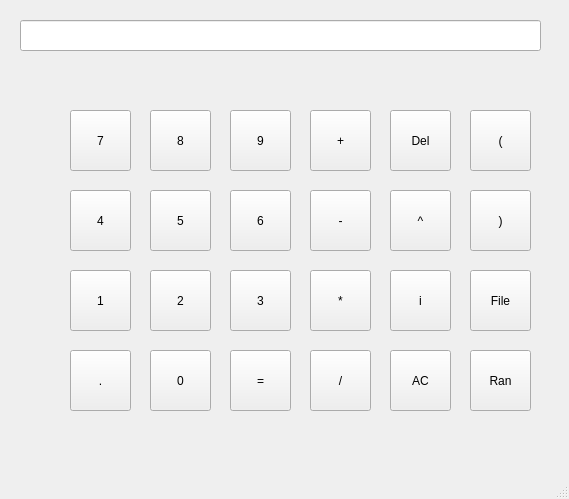
The window that caculator.ui (Ch4osMy7h/Calculator) describes before a commit, drawn with Qt 5.
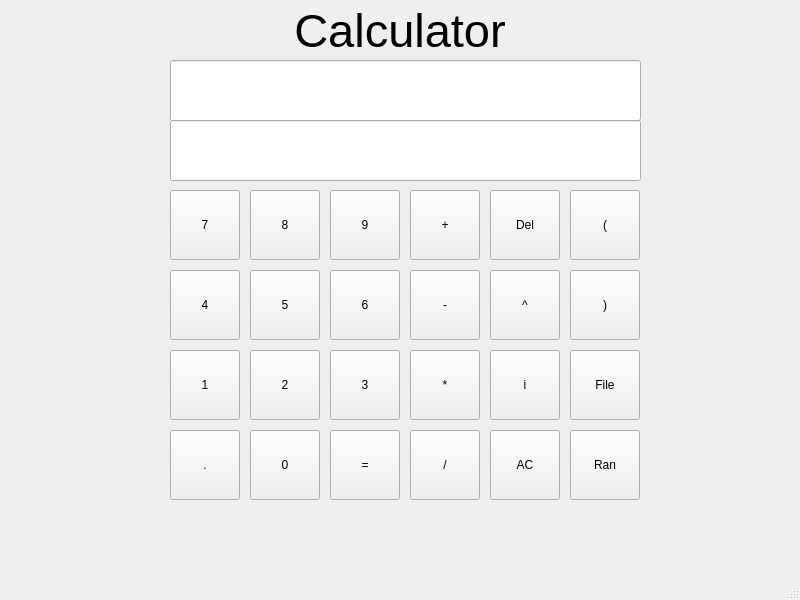
The same window after the commit.

Commit message: updata ui and history func

Patch:
```diff
--- a/caculator.ui
+++ b/caculator.ui
@@ -6,8 +6,8 @@
    <rect>
     <x>0</x>
     <y>0</y>
-    <width>569</width>
-    <height>499</height>
+    <width>800</width>
+    <height>600</height>
    </rect>
   </property>
   <property name="windowTitle">
@@ -17,10 +17,10 @@
    <widget class="QPushButton" name="pushButton1">
     <property name="geometry">
      <rect>
-      <x>70</x>
-      <y>270</y>
-      <width>61</width>
-      <height>61</height>
+      <x>170</x>
+      <y>350</y>
+      <width>70</width>
+      <height>70</height>
      </rect>
     </property>
     <property name="text">
@@ -30,20 +30,20 @@
    <widget class="QLineEdit" name="lineEdit">
     <property name="geometry">
      <rect>
-      <x>20</x>
-      <y>20</y>
-      <width>521</width>
-      <height>31</height>
+      <x>170</x>
+      <y>60</y>
+      <width>471</width>
+      <height>61</height>
      </rect>
     </property>
    </widget>
    <widget class="QPushButton" name="pushButton0">
     <property name="geometry">
      <rect>
-      <x>150</x>
-      <y>350</y>
-      <width>61</width>
-      <height>61</height>
+      <x>250</x>
+      <y>430</y>
+      <width>70</width>
+      <height>70</height>
      </rect>
     </property>
     <property name="text">
@@ -53,10 +53,10 @@
    <widget class="QPushButton" name="pushButton2">
     <property name="geometry">
      <rect>
-      <x>150</x>
-      <y>270</y>
-      <width>61</width>
-      <height>61</height>
+      <x>250</x>
+      <y>350</y>
+      <width>70</width>
+      <height>70</height>
      </rect>
     </property>
     <property name="text">
@@ -66,10 +66,10 @@
    <widget class="QPushButton" name="pushButton3">
     <property name="geometry">
      <rect>
-      <x>230</x>
-      <y>270</y>
-      <width>61</width>
-      <height>61</height>
+      <x>330</x>
+      <y>350</y>
+      <width>70</width>
+      <height>70</height>
      </rect>
     </property>
     <property name="text">
@@ -79,10 +79,10 @@
    <widget class="QPushButton" name="pushButton4">
     <property name="geometry">
      <rect>
-      <x>70</x>
-      <y>190</y>
-      <width>61</width>
-      <height>61</height>
+      <x>170</x>
+      <y>270</y>
+      <width>70</width>
+      <height>70</height>
      </rect>
     </property>
     <property name="text">
@@ -92,10 +92,10 @@
    <widget class="QPushButton" name="pushButton6">
     <property name="geometry">
      <rect>
-      <x>230</x>
-      <y>190</y>
-      <width>61</width>
-      <height>61</height>
+      <x>330</x>
+      <y>270</y>
+      <width>70</width>
+      <height>70</height>
      </rect>
     </property>
     <property name="text">
@@ -105,10 +105,10 @@
    <widget class="QPushButton" name="pushButton5">
     <property name="geometry">
      <rect>
-      <x>150</x>
-      <y>190</y>
-      <width>61</width>
-      <height>61</height>
+      <x>250</x>
+      <y>270</y>
+      <width>70</width>
+      <height>70</height>
      </rect>
     </property>
     <property name="text">
@@ -118,10 +118,10 @@
    <widget class="QPushButton" name="pushButton7">
     <property name="geometry">
      <rect>
-      <x>70</x>
-      <y>110</y>
-      <width>61</width>
-      <height>61</height>
+      <x>170</x>
+      <y>190</y>
+      <width>70</width>
+      <height>70</height>
      </rect>
     </property>
     <property name="text">
@@ -131,10 +131,10 @@
    <widget class="QPushButton" name="pushButton9">
     <property name="geometry">
      <rect>
-      <x>230</x>
-      <y>110</y>
-      <width>61</width>
-      <height>61</height>
+      <x>330</x>
+      <y>190</y>
+      <width>70</width>
+      <height>70</height>
      </rect>
     </property>
     <property name="text">
@@ -144,10 +144,10 @@
    <widget class="QPushButton" name="pushButton8">
     <property name="geometry">
      <rect>
-      <x>150</x>
-      <y>110</y>
-      <width>61</width>
-      <height>61</height>
+      <x>250</x>
+      <y>190</y>
+      <width>70</width>
+      <height>70</height>
      </rect>
     </property>
     <property name="text">
@@ -157,10 +157,10 @@
    <widget class="QPushButton" name="pushButton_ans">
     <property name="geometry">
      <rect>
-      <x>230</x>
-      <y>350</y>
-      <width>61</width>
-      <height>61</height>
+      <x>330</x>
+      <y>430</y>
+      <width>70</width>
+      <height>70</height>
      </rect>
     </property>
     <property name="text">
@@ -170,10 +170,10 @@
    <widget class="QPushButton" name="pushButton_pow">
     <property name="geometry">
      <rect>
-      <x>390</x>
-      <y>190</y>
-      <width>61</width>
-      <height>61</height>
+      <x>490</x>
+      <y>270</y>
+      <width>70</width>
+      <height>70</height>
      </rect>
     </property>
     <property name="text">
@@ -183,10 +183,10 @@
    <widget class="QPushButton" name="pushButton_imag">
     <property name="geometry">
      <rect>
-      <x>390</x>
-      <y>270</y>
-      <width>61</width>
-      <height>61</height>
+      <x>490</x>
+      <y>350</y>
+      <width>70</width>
+      <height>70</height>
      </rect>
     </property>
     <property name="text">
@@ -196,10 +196,10 @@
    <widget class="QPushButton" name="pushButton_del">
     <property name="geometry">
      <rect>
-      <x>390</x>
-      <y>110</y>
-      <width>61</width>
-      <height>61</height>
+      <x>490</x>
+      <y>190</y>
+      <width>70</width>
+      <height>70</height>
      </rect>
     </property>
     <property name="text">
@@ -209,10 +209,10 @@
    <widget class="QPushButton" name="pushButton_ac">
     <property name="geometry">
      <rect>
-      <x>390</x>
-      <y>350</y>
-      <width>61</width>
-      <height>61</height>
+      <x>490</x>
+      <y>430</y>
+      <width>70</width>
+      <height>70</height>
      </rect>
     </property>
     <property name="text">
@@ -222,10 +222,10 @@
    <widget class="QPushButton" name="pushButton_minus">
     <property name="geometry">
      <rect>
-      <x>310</x>
-      <y>190</y>
-      <width>61</width>
-      <height>61</height>
+      <x>410</x>
+      <y>270</y>
+      <width>70</width>
+      <height>70</height>
      </rect>
     </property>
     <property name="text">
@@ -235,10 +235,10 @@
    <widget class="QPushButton" name="pushButton_div">
     <property name="geometry">
      <rect>
-      <x>310</x>
-      <y>350</y>
-      <width>61</width>
-      <height>61</height>
+      <x>410</x>
+      <y>430</y>
+      <width>70</width>
+      <height>70</height>
      </rect>
     </property>
     <property name="text">
@@ -248,10 +248,10 @@
    <widget class="QPushButton" name="pushButton_mul">
     <property name="geometry">
      <rect>
-      <x>310</x>
-      <y>270</y>
-      <width>61</width>
-      <height>61</height>
+      <x>410</x>
+      <y>350</y>
+      <width>70</width>
+      <height>70</height>
      </rect>
     </property>
     <property name="text">
@@ -261,10 +261,10 @@
    <widget class="QPushButton" name="pushButton_plus">
     <property name="geometry">
      <rect>
-      <x>310</x>
-      <y>110</y>
-      <width>61</width>
-      <height>61</height>
+      <x>410</x>
+      <y>190</y>
+      <width>70</width>
+      <height>70</height>
      </rect>
     </property>
     <property name="text">
@@ -274,10 +274,10 @@
    <widget class="QPushButton" name="pushButton_left">
     <property name="geometry">
      <rect>
-      <x>470</x>
-      <y>110</y>
-      <width>61</width>
-      <height>61</height>
+      <x>570</x>
+      <y>190</y>
+      <width>70</width>
+      <height>70</height>
      </rect>
     </property>
     <property name="text">
@@ -287,10 +287,10 @@
    <widget class="QPushButton" name="pushButton_right">
     <property name="geometry">
      <rect>
-      <x>470</x>
-      <y>190</y>
-      <width>61</width>
-      <height>61</height>
+      <x>570</x>
+      <y>270</y>
+      <width>70</width>
+      <height>70</height>
      </rect>
     </property>
     <property name="text">
@@ -300,10 +300,10 @@
    <widget class="QPushButton" name="pushButton_point">
     <property name="geometry">
      <rect>
-      <x>70</x>
-      <y>350</y>
-      <width>61</width>
-      <height>61</height>
+      <x>170</x>
+      <y>430</y>
+      <width>70</width>
+      <height>70</height>
      </rect>
     </property>
     <property name="text">
@@ -313,10 +313,10 @@
    <widget class="QPushButton" name="pushButton_imag_2">
     <property name="geometry">
      <rect>
-      <x>470</x>
-      <y>270</y>
-      <width>61</width>
-      <height>61</height>
+      <x>570</x>
+      <y>350</y>
+      <width>70</width>
+      <height>70</height>
      </rect>
     </property>
     <property name="text">
@@ -326,16 +326,66 @@
    <widget class="QPushButton" name="pushButton_ac_2">
     <property name="geometry">
      <rect>
-      <x>470</x>
-      <y>350</y>
-      <width>61</width>
-      <height>61</height>
+      <x>570</x>
+      <y>430</y>
+      <width>70</width>
+      <height>70</height>
      </rect>
     </property>
     <property name="text">
      <string>Ran</string>
     </property>
    </widget>
+   <widget class="QLabel" name="title">
+    <property name="enabled">
+     <bool>true</bool>
+    </property>
+    <property name="geometry">
+     <rect>
+      <x>0</x>
+      <y>10</y>
+      <width>800</width>
+      <height>41</height>
+     </rect>
+    </property>
+    <property name="sizePolicy">
+     <sizepolicy hsizetype="Fixed" vsizetype="Fixed">
+      <horstretch>0</horstretch>
+      <verstretch>0</verstretch>
+     </sizepolicy>
+    </property>
+    <property name="font">
+     <font>
+      <family>Microsoft YaHei UI</family>
+      <pointsize>35</pointsize>
+     </font>
+    </property>
+    <property name="text">
+     <string>Calculator</string>
+    </property>
+    <property name="textFormat">
+     <enum>Qt::PlainText</enum>
+    </property>
+    <property name="scaledContents">
+     <bool>false</bool>
+    </property>
+    <property name="alignment">
+     <set>Qt::AlignCenter</set>
+    </property>
+   </widget>
+   <widget class="QLineEdit" name="answer">
+    <property name="geometry">
+     <rect>
+      <x>170</x>
+      <y>120</y>
+      <width>471</width>
+      <height>61</height>
+     </rect>
+    </property>
+    <property name="focusPolicy">
+     <enum>Qt::NoFocus</enum>
+    </property>
+   </widget>
   </widget>
   <widget class="QStatusBar" name="statusBar"/>
   <widget class="QMenuBar" name="menuBar">
```
Left out of the diff: 9 changed lines with no effect on the pictures. The commit also changes 3 other files.
